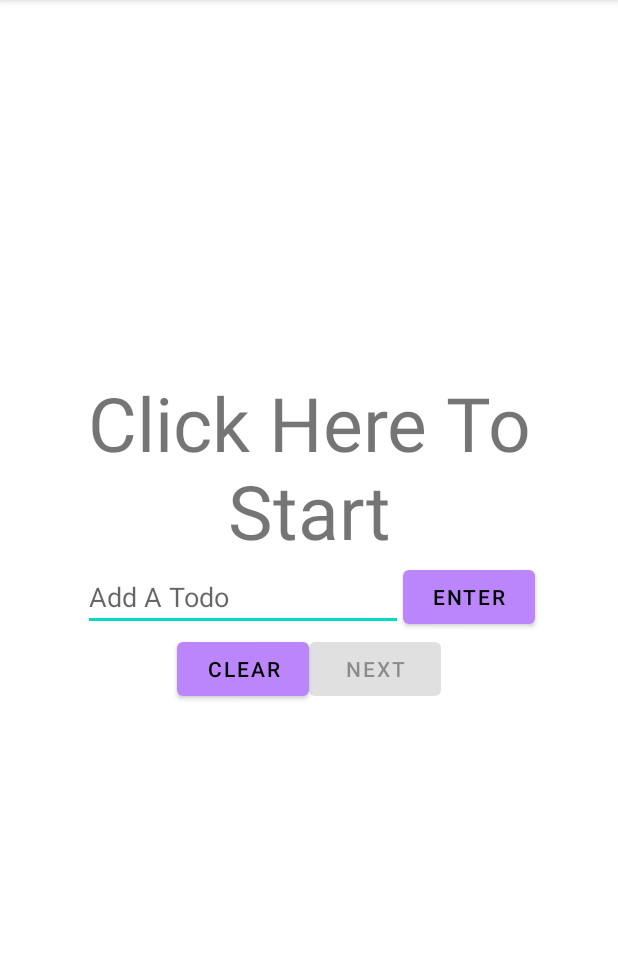
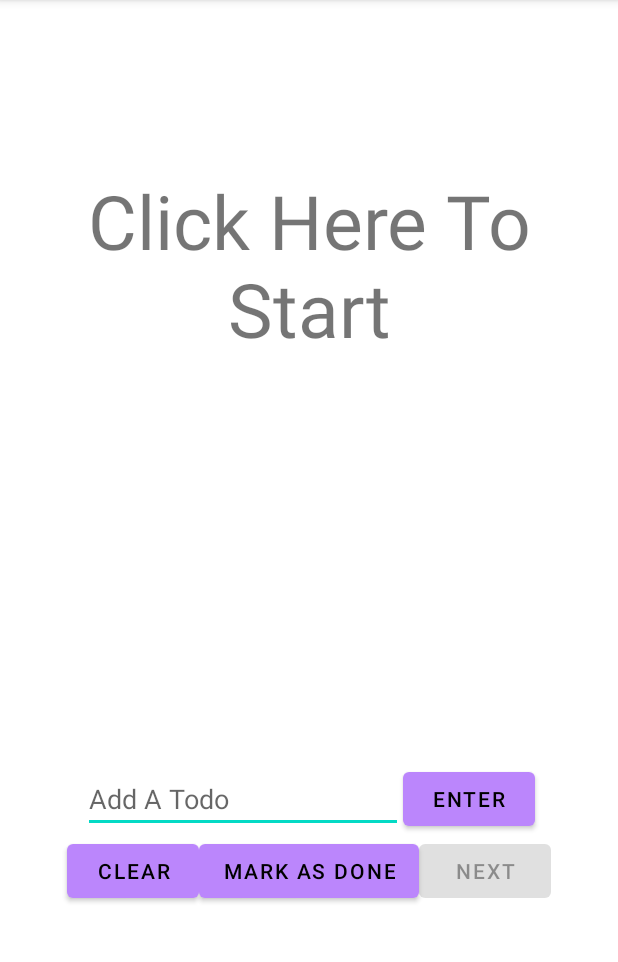
Before and after one commit to ItaiPendler/android_todo_list, an Android app: the screen it shows after launch (MainActivity), on a phone screen of 412 x 824 dp, the part 84-1046 px from its top. Run offline under Robolectric (Android 15) with nearby library versions, the phone set to English and light mode, and no system bars.

Commit message:
seperate elements in xml
Signed-off-by: Itai Pendler <212519425@idf.il>

```diff
--- a/app/src/main/res/layout/activity_main.xml
+++ b/app/src/main/res/layout/activity_main.xml
@@ -14,11 +14,12 @@
 
         <LinearLayout
             android:layout_width="match_parent"
-            android:layout_height="wrap_content">
+            android:layout_height="395dp"
+            android:layout_gravity="top">
 
             <TextView
                 android:id="@+id/hello_world_text"
-                android:layout_width="wrap_content"
+                android:layout_width="match_parent"
                 android:layout_height="wrap_content"
                 android:gravity="center_horizontal"
                 android:text="@string/starting_text"
@@ -53,12 +54,18 @@
             android:layout_marginBottom="50dp"
             android:gravity="center">
 
+
             <Button
                 android:id="@+id/clearButton"
                 android:layout_width="wrap_content"
                 android:layout_height="wrap_content"
                 android:text="@string/clear_button_text" />
 
+            <Button
+                android:id="@+id/markTodoButton"
+                android:layout_width="wrap_content"
+                android:layout_height="wrap_content"
+                android:text="@string/mark_todo" />
 
             <Button
                 android:id="@+id/nextButton"
```
